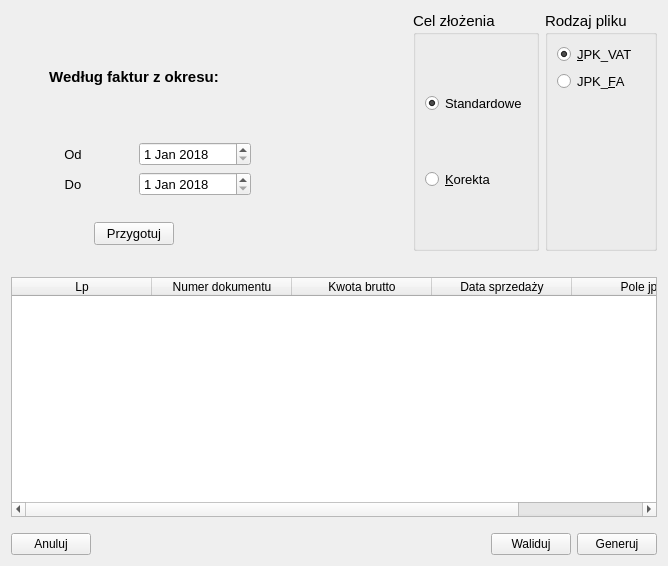
juliagoda/qfaktury, file ui/saftfile.ui: the form before one commit.
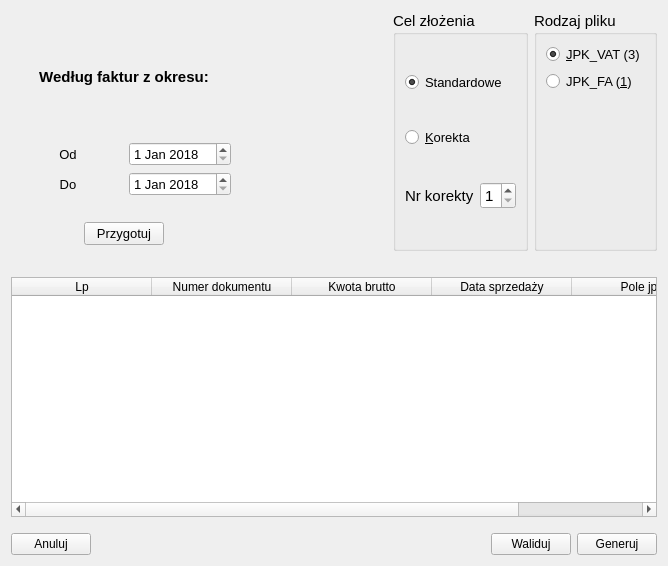
The form after the commit.

Patch:
```diff
--- a/ui/saftfile.ui
+++ b/ui/saftfile.ui
@@ -265,6 +265,30 @@
               </property>
              </widget>
             </item>
+            <item>
+             <layout class="QHBoxLayout" name="horizontalLayout_7">
+              <item>
+               <widget class="QLabel" name="corrNrLabel">
+                <property name="text">
+                 <string>Nr korekty</string>
+                </property>
+                <property name="buddy">
+                 <cstring>correctionJpkNr</cstring>
+                </property>
+               </widget>
+              </item>
+              <item>
+               <widget class="QSpinBox" name="correctionJpkNr">
+                <property name="minimum">
+                 <number>1</number>
+                </property>
+                <property name="maximum">
+                 <number>9</number>
+                </property>
+               </widget>
+              </item>
+             </layout>
+            </item>
            </layout>
           </widget>
          </item>
@@ -296,7 +320,7 @@
                <string>Jednolity plik kontrolny dla ewidencji zakupu i sprzedaży VAT</string>
               </property>
               <property name="text">
-               <string>&amp;JPK_VAT</string>
+               <string>&amp;JPK_VAT (3)</string>
               </property>
               <property name="checked">
                <bool>true</bool>
@@ -320,7 +344,7 @@
                <string>Jednolity plik kontrolny dla faktur VAT</string>
               </property>
               <property name="text">
-               <string>JPK_&amp;FA</string>
+               <string>JPK_FA (&amp;1)</string>
               </property>
              </widget>
             </item>
```
